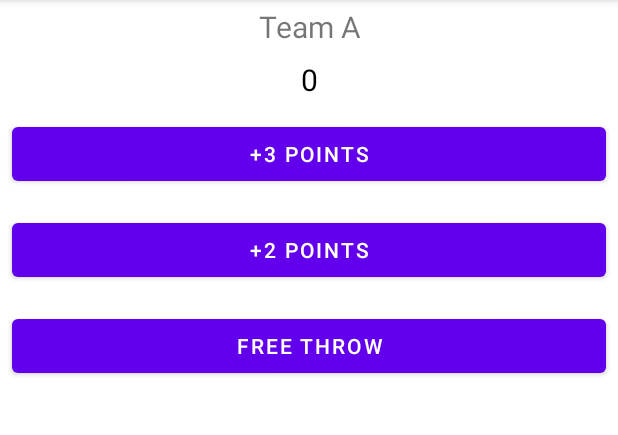
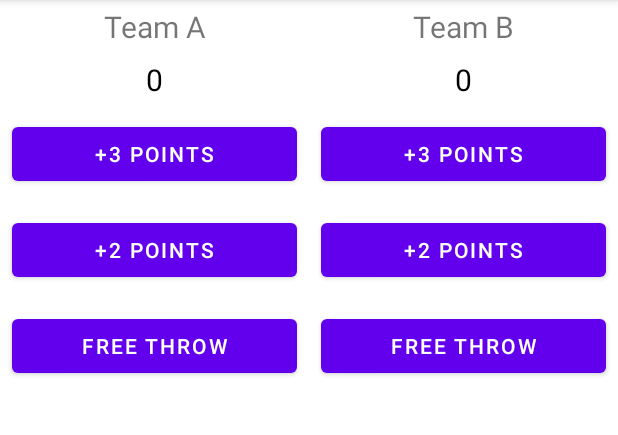
Before and after one commit to notreyns/simple-score-trecker, an Android app: the screen it shows after launch (MainActivity), on a phone screen of 412 x 824 dp, the part 84-519 px from its top. Run offline under Robolectric (Android 15) with nearby library versions, the phone set to English and light mode, and no system bars.

Commit message:
second team added

```diff
--- a/app/src/main/res/layout/activity_main.xml
+++ b/app/src/main/res/layout/activity_main.xml
@@ -5,12 +5,15 @@
     android:layout_width="match_parent"
     android:layout_height="match_parent"
     tools:context=".MainActivity">
-
     <LinearLayout
         android:layout_width="match_parent"
         android:layout_height="match_parent"
-        android:orientation="vertical">
-
+        android:orientation="horizontal">
+    <LinearLayout
+        android:layout_width="match_parent"
+        android:layout_height="match_parent"
+        android:orientation="vertical"
+        android:layout_weight="1">
         <TextView
             android:layout_width="match_parent"
             android:layout_height="wrap_content"
@@ -52,5 +55,53 @@
             android:onClick="plusOne"/>
 
     </LinearLayout>
+    <LinearLayout
+        android:layout_width="match_parent"
+        android:layout_height="match_parent"
+        android:orientation="vertical"
+        android:layout_weight="1">
+
+        <TextView
+            android:layout_width="match_parent"
+            android:layout_height="wrap_content"
+            android:gravity="center"
+            android:text="Team B"
+            android:padding="4dp"
+            android:textSize="20dp"/>
+
+        <TextView
+            android:layout_width="match_parent"
+            android:layout_height="wrap_content"
+            android:gravity="center"
+            android:text="0"
+            android:padding="4dp"
+            android:textSize="20dp"
+            android:textColor="@color/black"
+            android:id="@+id/team_b_score"
+            />
+
+        <Button
+            android:layout_width="match_parent"
+            android:layout_height="wrap_content"
+            android:text="+3 points"
+            android:layout_margin="8dp"
+            android:onClick="plusThree"/>
+
+        <Button
+            android:layout_width="match_parent"
+            android:layout_height="wrap_content"
+            android:text="+2 points"
+            android:layout_margin="8dp"
+            android:onClick="plusTwo"/>
+
+        <Button
+            android:layout_width="match_parent"
+            android:layout_height="wrap_content"
+            android:text="free throw"
+            android:layout_margin="8dp"
+            android:onClick="plusOne"/>
+
+    </LinearLayout>
+    </LinearLayout>
 
 </androidx.constraintlayout.widget.ConstraintLayout>
```
